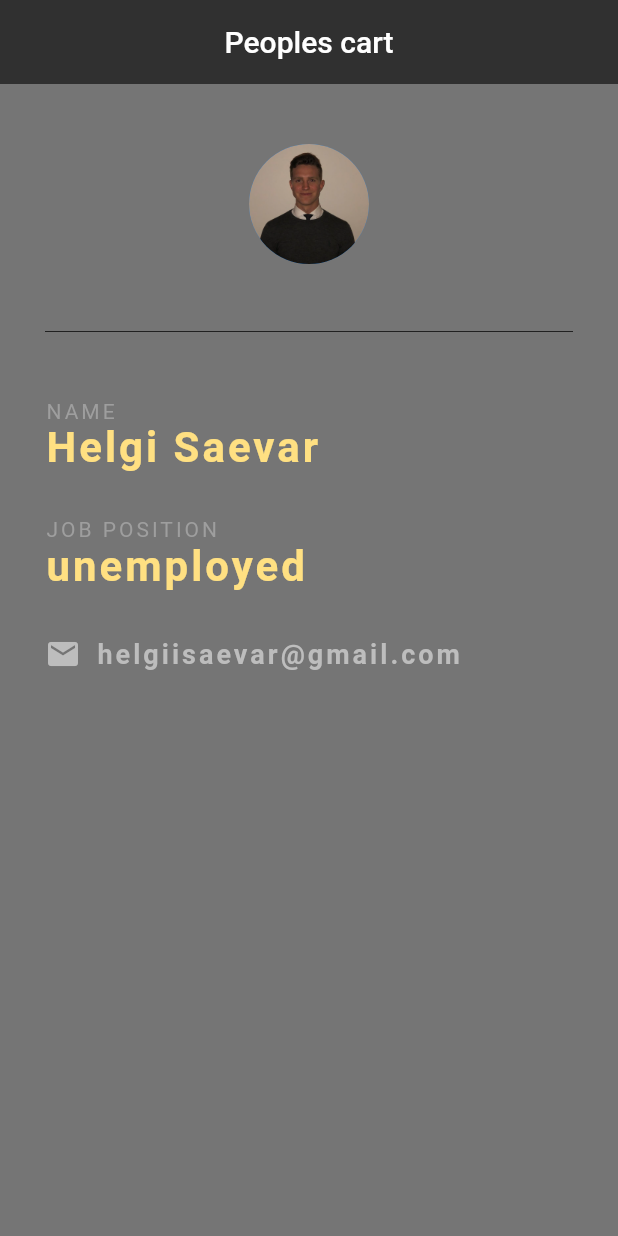
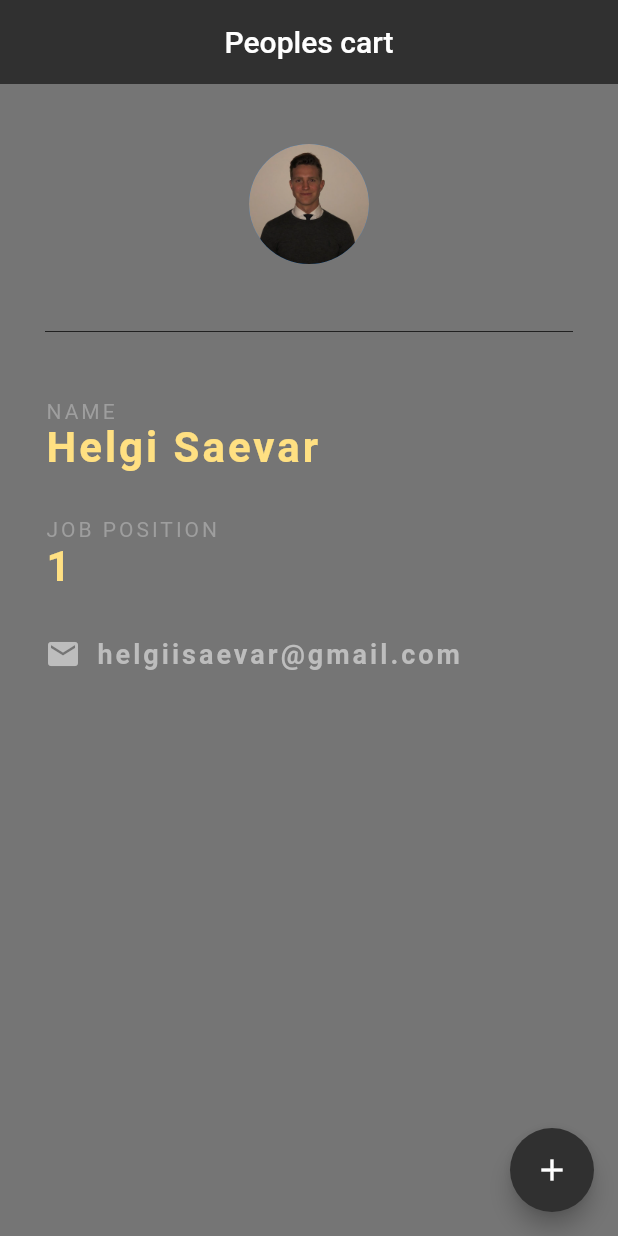
Before and after one commit to helgiisaevar/first_flutter_app, a Flutter app: the screen it shows after launch, on a phone screen of 412 x 824 dp. Run offline on Flutter 3.47's test engine with Material 2 defaults, Android fonts, the phone set to English and light mode, and no system bars.

Commit message:
my profile is looking good

```diff
--- a/my_first_app/lib/main.dart
+++ b/my_first_app/lib/main.dart
@@ -4,7 +4,15 @@ void main() => runApp(MaterialApp(
   home: PeopleCart()
 ));
 
-class PeopleCart extends StatelessWidget {
+class PeopleCart extends StatefulWidget {
+  @override
+  _PeopleCartState createState() => _PeopleCartState();
+}
+
+class _PeopleCartState extends State<PeopleCart> {
+
+  int peoplesvalue = 1;
+
   @override
   Widget build(BuildContext context) {
     return Scaffold(
@@ -14,6 +22,15 @@ class PeopleCart extends StatelessWidget {
         centerTitle: true,
         backgroundColor: Colors.grey[850],
         elevation: 0.0,
+      ),
+      floatingActionButton: FloatingActionButton(
+        onPressed: () {
+          setState(() {
+            peoplesvalue +=1;
+          });
+        },
+        child: Icon(Icons.add),
+        backgroundColor: Colors.grey[850],
       ),
       body: Padding(
         padding: EdgeInsets.fromLTRB(30.0, 40.0, 30.0, 0.0),
@@ -55,7 +72,7 @@ class PeopleCart extends StatelessWidget {
           ),
 
           Text(
-            'unemployed',
+            '$peoplesvalue',
             style: TextStyle(
             color: Colors.amber[200],
             letterSpacing: 2.0,
```
